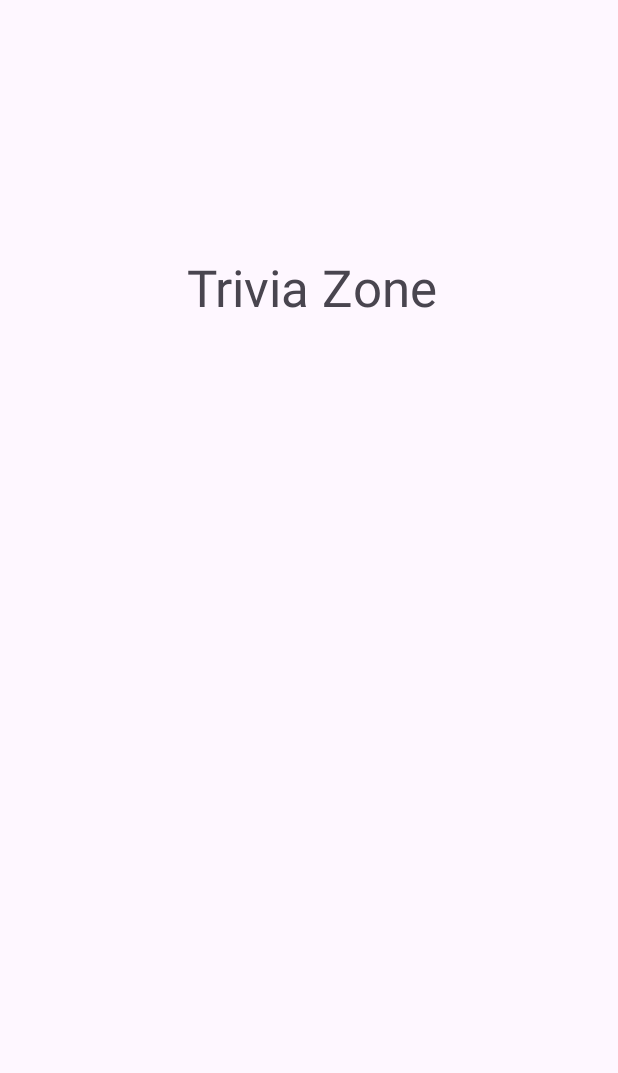
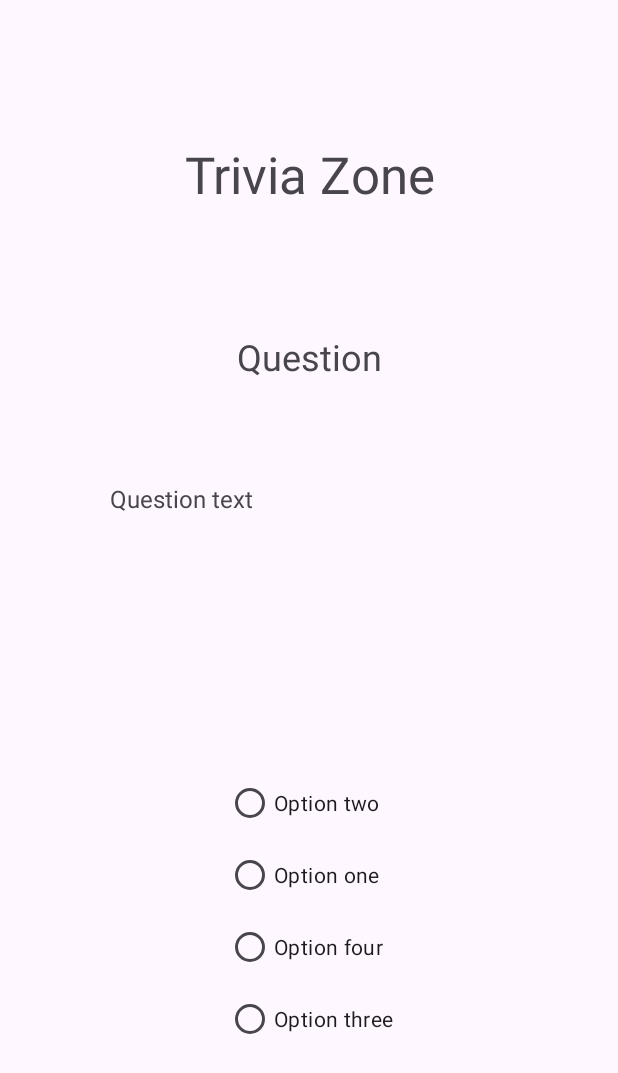
Before and after one commit to darcylo21/Trivia, an Android app: the TriviaZone screen opened directly, with no data from a screen before it, on a phone screen of 412 x 824 dp. Shown: the top 1073 px of the screen. Run offline under Robolectric (Android 15) with nearby library versions, the phone set to English and light mode, and no system bars.

Commit message:
Created UI for trivia zone

```diff
--- a/app/src/main/res/layout/activity_trivia_zone.xml
+++ b/app/src/main/res/layout/activity_trivia_zone.xml
@@ -8,11 +8,11 @@
     tools:context=".TriviaZone">
 
     <TextView
-        android:id="@+id/textView"
+        android:id="@+id/tvTriviaZone"
         android:layout_width="wrap_content"
         android:layout_height="wrap_content"
-        android:layout_marginStart="178dp"
-        android:layout_marginTop="135dp"
+        android:layout_marginStart="176dp"
+        android:layout_marginTop="8dp"
         android:layout_marginEnd="176dp"
         android:layout_marginBottom="577dp"
         android:text="Trivia Zone"
@@ -21,5 +21,76 @@
         app:layout_constraintBottom_toBottomOf="parent"
         app:layout_constraintEnd_toEndOf="parent"
         app:layout_constraintStart_toStartOf="parent"
-        app:layout_constraintTop_toTopOf="parent" />
+        app:layout_constraintTop_toTopOf="parent"
+        app:layout_constraintVertical_bias="0.44" />
+
+    <TextView
+        android:id="@+id/tvQuestionNum"
+        android:layout_width="wrap_content"
+        android:layout_height="wrap_content"
+        android:layout_marginStart="32dp"
+        android:layout_marginTop="32dp"
+        android:layout_marginEnd="32dp"
+        android:layout_marginBottom="16dp"
+        android:text="Question"
+        android:textSize="24sp"
+        app:layout_constraintBottom_toTopOf="@+id/tvQuestionText"
+        app:layout_constraintEnd_toEndOf="parent"
+        app:layout_constraintStart_toStartOf="parent"
+        app:layout_constraintTop_toBottomOf="@+id/tvTriviaZone"
+        app:layout_constraintVertical_bias="0.0" />
+
+    <TextView
+        android:id="@+id/tvQuestionText"
+        android:layout_width="265dp"
+        android:layout_height="115dp"
+        android:layout_marginStart="66dp"
+        android:layout_marginEnd="66dp"
+        android:layout_marginBottom="8dp"
+        android:text="Question text"
+        android:textSize="16sp"
+        app:layout_constraintBottom_toTopOf="@+id/rgQuestionOptions"
+        app:layout_constraintEnd_toEndOf="parent"
+        app:layout_constraintStart_toStartOf="parent"
+        app:layout_constraintTop_toBottomOf="@+id/tvQuestionNum" />
+
+    <RadioGroup
+        android:id="@+id/rgQuestionOptions"
+        android:layout_width="wrap_content"
+        android:layout_height="wrap_content"
+        android:layout_marginStart="32dp"
+        android:layout_marginTop="16dp"
+        android:layout_marginEnd="32dp"
+        android:layout_marginBottom="70dp"
+        app:layout_constraintBottom_toBottomOf="parent"
+        app:layout_constraintEnd_toEndOf="parent"
+        app:layout_constraintStart_toStartOf="parent"
+        app:layout_constraintTop_toBottomOf="@+id/tvQuestionText">
+
+        <RadioButton
+            android:id="@+id/rbOptionTwo"
+            android:layout_width="match_parent"
+            android:layout_height="wrap_content"
+            android:text="Option two" />
+
+        <RadioButton
+            android:id="@+id/rbOptionOne"
+            android:layout_width="match_parent"
+            android:layout_height="wrap_content"
+            android:text="Option one" />
+
+        <RadioButton
+            android:id="@+id/rbOptionFour"
+            android:layout_width="match_parent"
+            android:layout_height="wrap_content"
+            android:text="Option four" />
+
+        <RadioButton
+            android:id="@+id/rbOptionThree"
+            android:layout_width="match_parent"
+            android:layout_height="wrap_content"
+            android:text="Option three" />
+
+    </RadioGroup>
+
 </androidx.constraintlayout.widget.ConstraintLayout>
```
